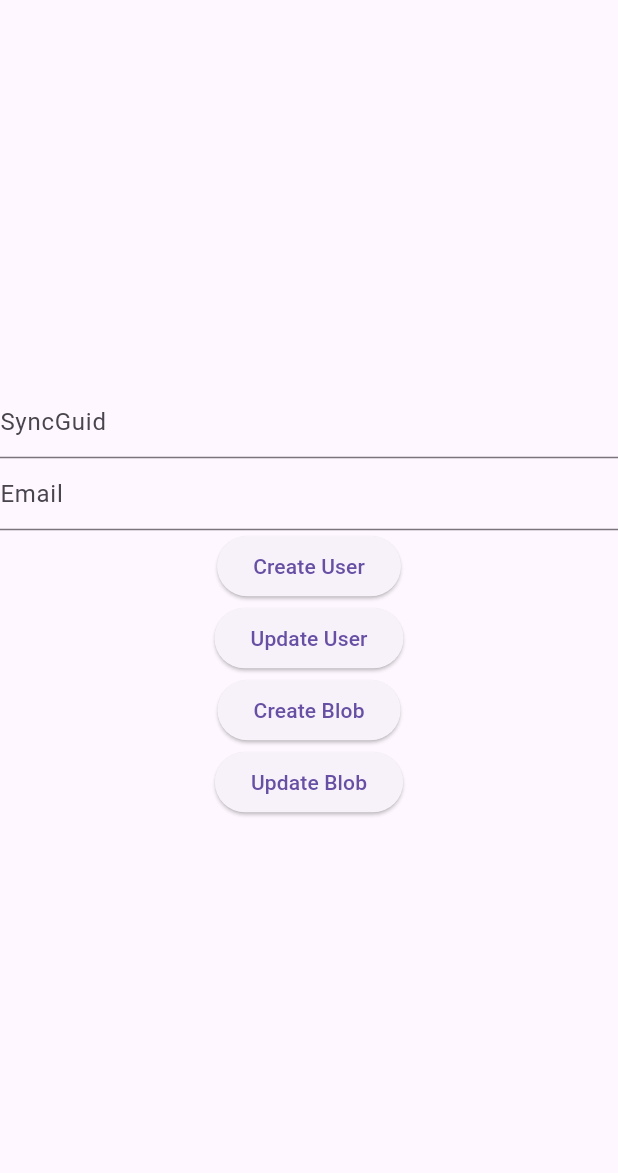
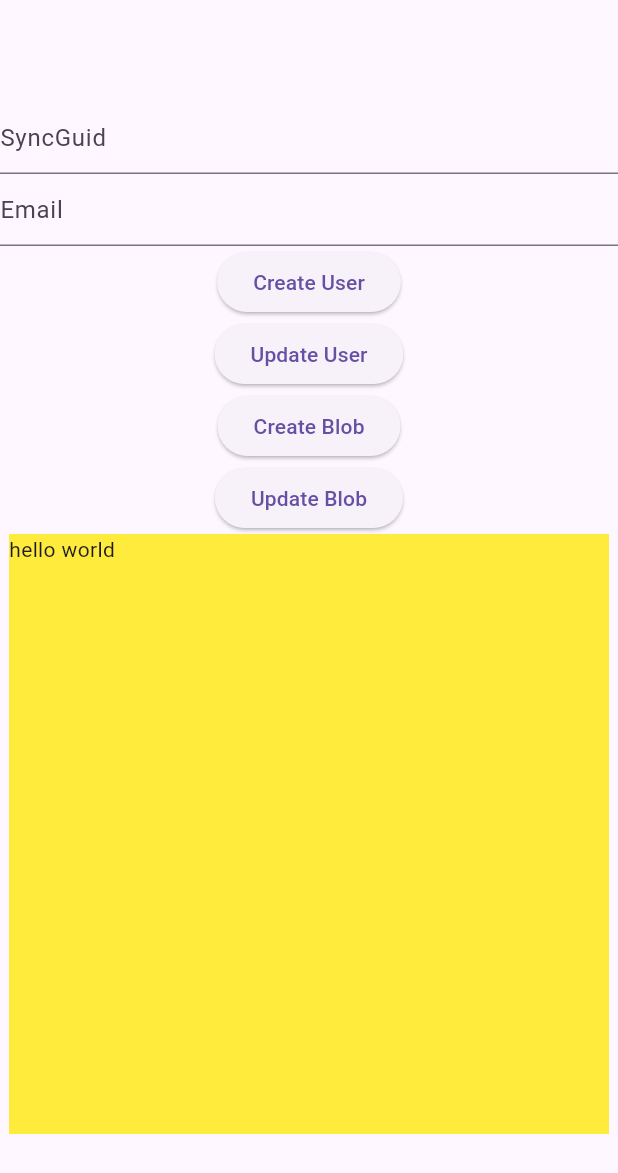
Before and after one commit to arturosalgado/dart-flutter-tests, a Flutter app: the screen it shows after launch, on a phone screen of 412 x 824 dp. Shown: the top 1173 px of the screen. Run offline on Flutter 3.47's test engine with Material 3 defaults, Android fonts, the light colour scheme and no system bars; project files that could hold a hidden picture were left out.

Commit message:
display form content

```diff
--- a/flutter_application_emu/lib/main.dart
+++ b/flutter_application_emu/lib/main.dart
@@ -21,7 +21,7 @@ class _MainAppState extends State<MainApp> {
 
   final TextEditingController textControllerContent = TextEditingController();
 
-  String result = '';
+  String result = 'hello world';
   void updateResponse(response) {
     setState(() {
       result = jsonEncode(response);
@@ -105,7 +105,12 @@ class _MainAppState extends State<MainApp> {
               ElevatedButton(
                   onPressed: onPressUpdateBlob,
                   child: const Text('Update Blob')),
-              Text(result)
+              Container(
+                color: Colors.yellow,
+                width: 400,
+                height: 400,
+                child: Text(result),
+              )
             ],
           ),
         ),
```
